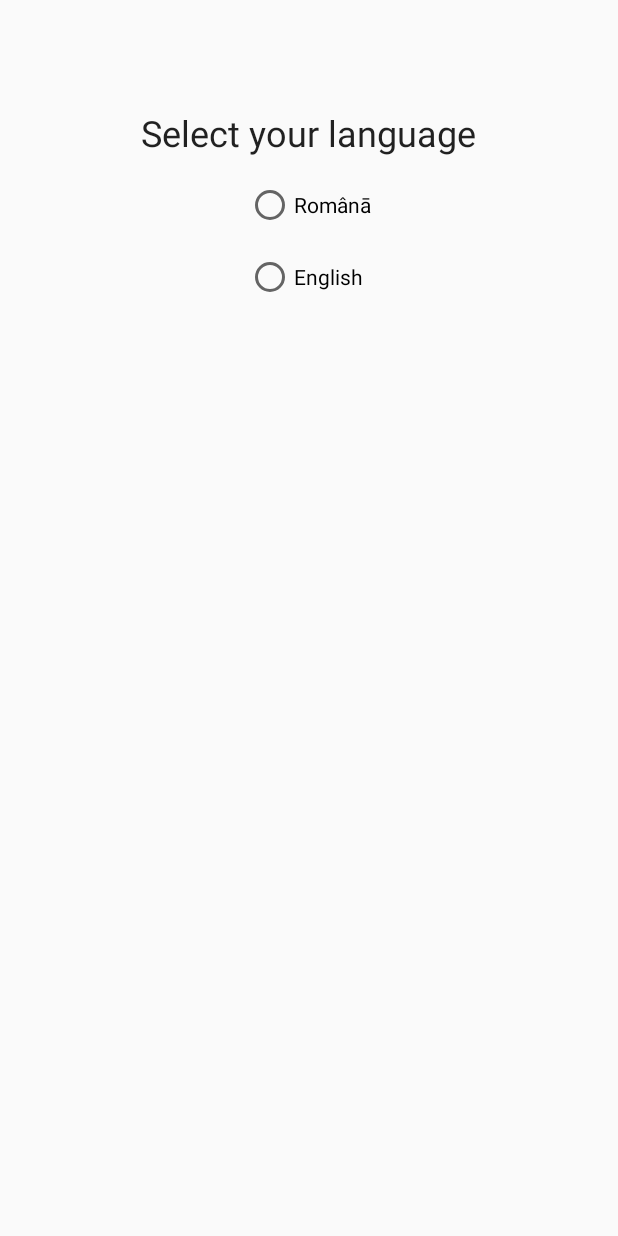
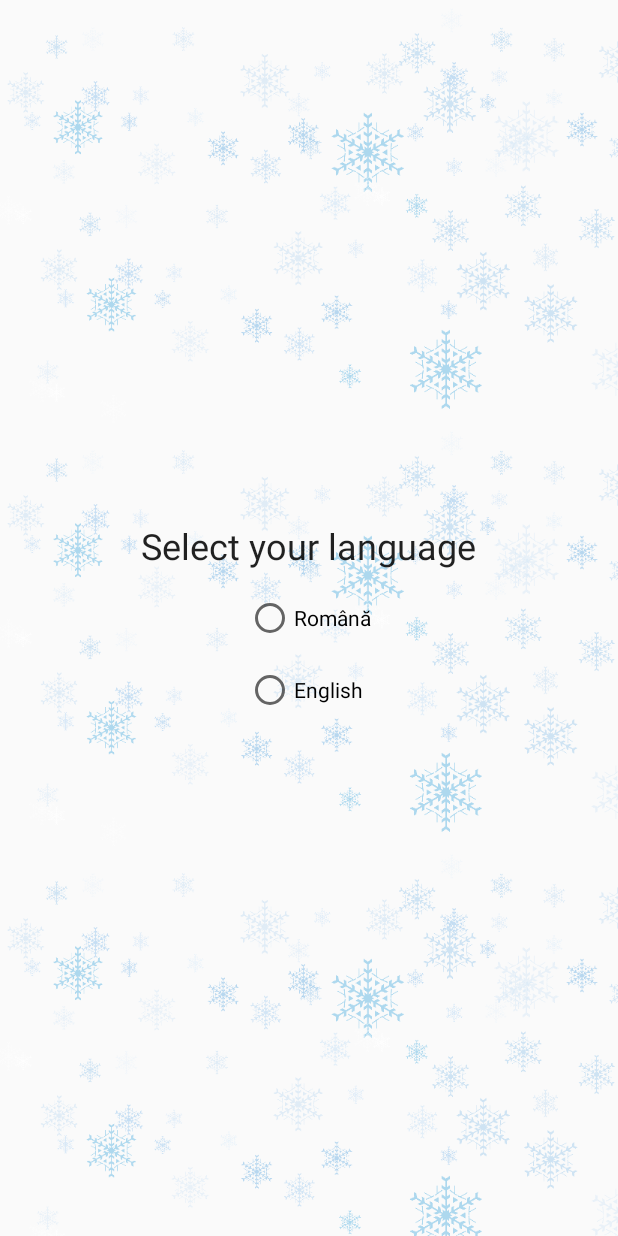
Before and after one commit to IonutGavris/shoebox-android, an Android app: the screen it shows after launch (LanguageActivity), on a phone screen of 412 x 824 dp. Run offline under Robolectric (Android 15) with nearby library versions, the light colour scheme and no system bars; our stand-ins replace ButterKnife, Firebase (no records; nobody signed in at launch, a user with empty details on screens opened directly), Timber; libraries missing offline, so code that uses them is left out: com.crashlytics.android, com.jakewharton.processphoenix, io.fabric.sdk; 1 statement that could not run was skipped.

Commit message:
Language - added option to change lg + add bg + suggestions in chosen lg

```diff
--- a/app/src/main/java/com/shoebox/android/BaseActivity.java
+++ b/app/src/main/java/com/shoebox/android/BaseActivity.java
@@ -14,6 +14,7 @@ import android.view.ViewGroup;
 
 import com.google.firebase.analytics.FirebaseAnalytics;
 import com.google.firebase.database.FirebaseDatabase;
+import com.shoebox.android.util.HelperClass;
 import com.shoebox.android.util.UIUtils;
 
 import butterknife.BindView;
@@ -115,6 +116,11 @@ public class BaseActivity extends AppCompatActivity {
 		}
 	}
 
+	protected boolean useRomanianLanguage() {
+		String languageCode = HelperClass.getStringValueInSharedPreference(getApplicationContext(), HelperClass.keyAppLanguage, UIUtils.LANG_RO);
+		return UIUtils.LANG_RO.equals(languageCode);
+	}
+
 	private void configureActionBar() {
 		if (toolbar != null) {
 			setSupportActionBar(toolbar);
--- a/app/src/main/java/com/shoebox/android/ContentSuggestionActivity.java
+++ b/app/src/main/java/com/shoebox/android/ContentSuggestionActivity.java
@@ -34,6 +34,7 @@ public class ContentSuggestionActivity extends BaseActivity {
 	private static final String BOTH = "both";
 
 	private static final String dataPath = "suggestions";
+	private static final String dataPath_en = "suggestions_en";
 
 	@BindView(R.id.recyclerView)
 	RecyclerView recyclerView;
@@ -113,7 +114,8 @@ public class ContentSuggestionActivity extends BaseActivity {
 				ShoeBoxAnalytics.sendErrorState(firebaseAnalytics, "Content suggestions read failed: " + databaseError.getMessage());
 			}
 		};
-		suggestionsRef = firebase.getReference(dataPath);
+
+		suggestionsRef = firebase.getReference(useRomanianLanguage() ? dataPath : dataPath_en);
 		suggestionsRef.addValueEventListener(valueEventListener);
 
 		Bundle bundle = new Bundle(2);
--- a/app/src/main/java/com/shoebox/android/MainActivity.java
+++ b/app/src/main/java/com/shoebox/android/MainActivity.java
@@ -91,6 +91,9 @@ public class MainActivity extends BaseActivity
 						.build();
 				startActivityForResult(inviteIntent, REQUEST_INVITE);
 				break;
+			case R.id.nav_language:
+				startActivityForResult(LanguageActivity.getLaunchingIntent(this), REQUEST_LANGUAGE);
+				break;
 		}
 		return true;
 	}
--- /dev/null
+++ b/app/src/main/res/drawable/bg_language_repeat.xml
@@ -0,0 +1,4 @@
+<?xml version="1.0" encoding="utf-8"?>
+<bitmap xmlns:android="http://schemas.android.com/apk/res/android"
+        android:src="@drawable/bg_language"
+        android:tileMode="repeat"/>
--- a/app/src/main/res/layout/activity_language.xml
+++ b/app/src/main/res/layout/activity_language.xml
@@ -1,12 +1,14 @@
 <?xml version="1.0" encoding="utf-8"?>
 <LinearLayout
-	android:id="@+id/coordinatorLayout"
 	xmlns:android="http://schemas.android.com/apk/res/android"
 	xmlns:tools="http://schemas.android.com/tools"
+	android:id="@+id/coordinatorLayout"
 	android:layout_width="match_parent"
 	android:layout_height="match_parent"
 	android:layout_gravity="center"
+	android:background="@drawable/bg_language_repeat"
 	android:fitsSystemWindows="true"
+	android:gravity="center"
 	android:orientation="vertical"
 	tools:context="com.shoebox.android.LanguageActivity">
 
@@ -15,11 +17,11 @@
 		android:layout_width="wrap_content"
 		android:layout_height="wrap_content"
 		android:layout_gravity="center"
-		android:layout_marginTop="@dimen/keyline_2"
-		android:text="Select your language"
+		android:text="@string/select_your_language"
 		android:textAppearance="@style/TextAppearance.AppCompat.Headline"/>
 
 	<RadioGroup
+		android:id="@+id/languageGroup"
 		android:layout_width="wrap_content"
 		android:layout_height="wrap_content"
 		android:layout_gravity="center">
@@ -29,7 +31,7 @@
 			android:layout_width="wrap_content"
 			android:layout_height="wrap_content"
 			android:layout_marginTop="@dimen/keyline_1"
-			android:text="Românā"/>
+			android:text="Română"/>
 
 		<RadioButton
 			android:id="@+id/radioEn"
--- a/app/src/main/res/values/strings.xml
+++ b/app/src/main/res/values/strings.xml
@@ -61,6 +61,7 @@
 	<string name="nav_contact">Contact</string>
 	<string name="nav_about">About</string>
 	<string name="nav_invite">Invite your friends!</string>
+	<string name="nav_language">Choose language</string>
 	<string name="send_email">Send Email</string>
 
 	<!--invites api-->
@@ -69,4 +70,6 @@
 	<string name="invitation_message">Holidays are coming! Let\'s put a smile on a children\'s face!</string>
 	<string name="invitation_deep_link">https://rww9v.app.goo.gl/cffF</string>
 	<string name="invitation_cta">Get involved</string>
+
+	<string name="select_your_language">Select your language</string>
 </resources>
```
Also changed, not shown: app/src/main/java/com/shoebox/android/LanguageActivity.java (+15 -11 lines), app/src/main/res/menu/activity_main_drawer.xml (+6 -1 lines), app/src/main/res/drawable-hdpi/ic_group_add_black_24dp.png (added), app/src/main/res/drawable-hdpi/ic_language_black_24dp.png (added), app/src/main/res/drawable-mdpi/ic_group_add_black_24dp.png (added), app/src/main/res/drawable-mdpi/ic_language_black_24dp.png (added), app/src/main/res/drawable-xhdpi/ic_group_add_black_24dp.png (added), app/src/main/res/drawable-xhdpi/ic_language_black_24dp.png (added), app/src/main/res/drawable-xxhdpi/ic_group_add_black_24dp.png (added), app/src/main/res/drawable-xxhdpi/ic_language_black_24dp.png (added), app/src/main/res/drawable-xxxhdpi/bg_language.png (added), app/src/main/res/drawable-xxxhdpi/ic_group_add_black_24dp.png (added), app/src/main/res/drawable-xxxhdpi/ic_language_black_24dp.png (added), 1 other file.
